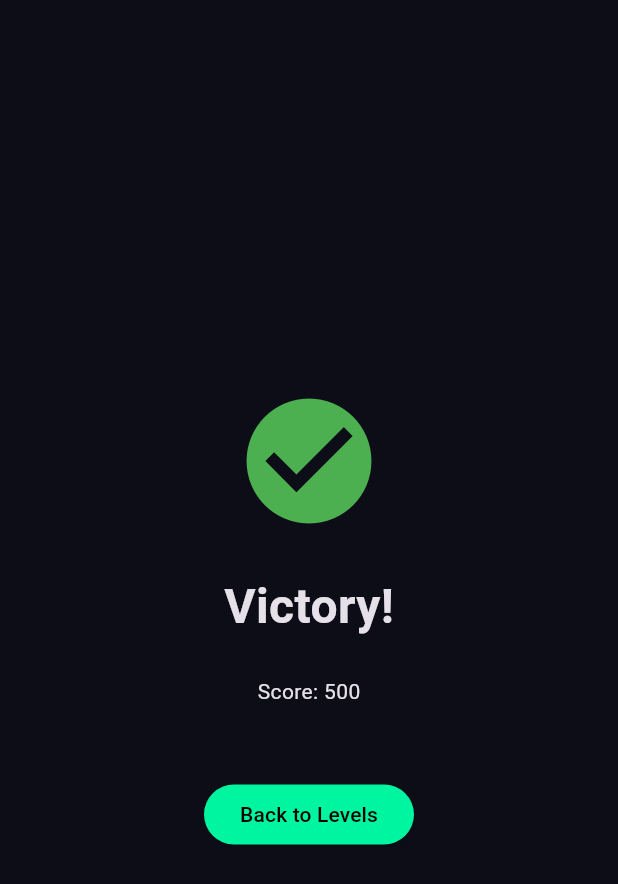
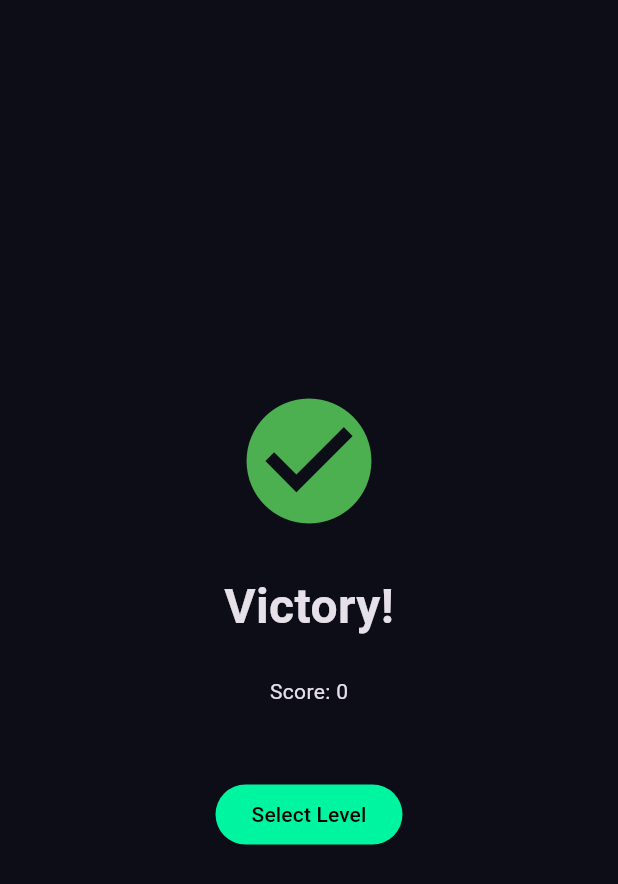
Before and after one commit to ingvaleriariera/arrowMaze-cliente, a Flutter app: the VictoryScreen screen opened by its route, on a phone screen of 412 x 824 dp. Shown: the top 884 px of the screen. Run offline on Flutter 3.47's test engine with Material 3 defaults, Android fonts, the phone set to English and light mode, and no system bars; our stand-ins replace dio, flutter_riverpod, flutter_secure_storage, go_router, just_audio, shared_preferences; accounts and stored records are empty.

Commit message:
fix(ui): display real score in victory screen instead of hardcoded 500

```diff
--- a/lib/infrastructure/screens/victory_screen.dart
+++ b/lib/infrastructure/screens/victory_screen.dart
@@ -2,6 +2,7 @@ import 'package:flutter/material.dart';
 import 'package:flutter_riverpod/flutter_riverpod.dart';
 import 'package:go_router/go_router.dart';
 import 'package:arrow_maze_cliente_copy/infrastructure/config/app_localizations.dart';
+import 'package:arrow_maze_cliente_copy/adapters/providers.dart';
 
 class VictoryScreen extends ConsumerWidget {
   const VictoryScreen({Key? key}) : super(key: key);
@@ -9,6 +10,8 @@ class VictoryScreen extends ConsumerWidget {
   @override
   Widget build(BuildContext context, WidgetRef ref) {
     final l10n = AppLocalizations.of(context);
+    final gameState = ref.watch(gameNotifierProvider);
+    final score = gameState.session?.score ?? 0;
 
     return Scaffold(
       body: Center(
@@ -22,7 +25,7 @@ class VictoryScreen extends ConsumerWidget {
               style: const TextStyle(fontSize: 32, fontWeight: FontWeight.bold),
             ),
             const SizedBox(height: 24),
-            const Text('Score: 500'),
+            Text('${l10n.translate('score')}: $score'),
             const SizedBox(height: 48),
             ElevatedButton(
               onPressed: () => context.go('/levels'),
@@ -30,7 +33,7 @@ class VictoryScreen extends ConsumerWidget {
                 backgroundColor: const Color(0xFF00F5A0),
                 foregroundColor: Colors.black,
               ),
-              child: const Text('Back to Levels'),
+              child: Text(l10n.translate('levelSelect')),
             ),
           ],
         ),
```
